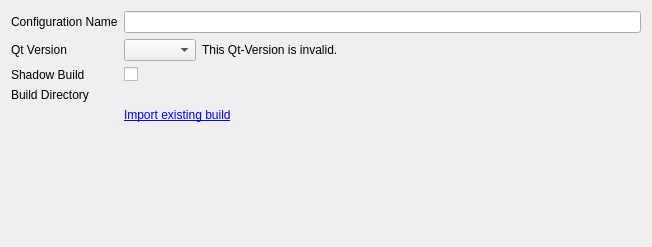
First picture: the form in src/plugins/qt4projectmanager/qt4buildconfigwidget.ui, repository qt-creator/qt-creator, before the edit.
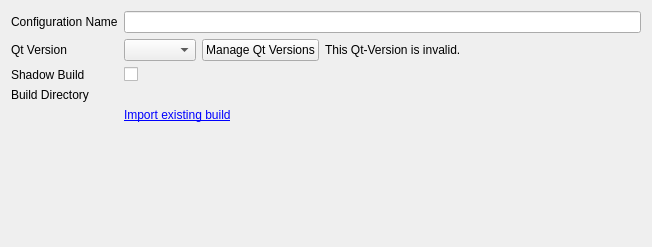
Second picture: the form after the edit. Custom widgets are drawn as their Qt base class.

Commit message:
Fixes:    Add a button to show the qt version manager from the project settings page.
Task:     235982

What changed in the file:
```diff
--- a/src/plugins/qt4projectmanager/qt4buildconfigwidget.ui
+++ b/src/plugins/qt4projectmanager/qt4buildconfigwidget.ui
@@ -61,6 +61,13 @@
          </property>
         </widget>
        </item>
+       <item>
+        <widget class="QPushButton" name="manageQtVersionPushButtons">
+         <property name="text">
+          <string>Manage Qt Versions</string>
+         </property>
+        </widget>
+       </item>
        <item>
         <widget class="QLabel" name="invalidQtWarningLabel">
          <property name="text">
```
The commit also changes 3 other files.
